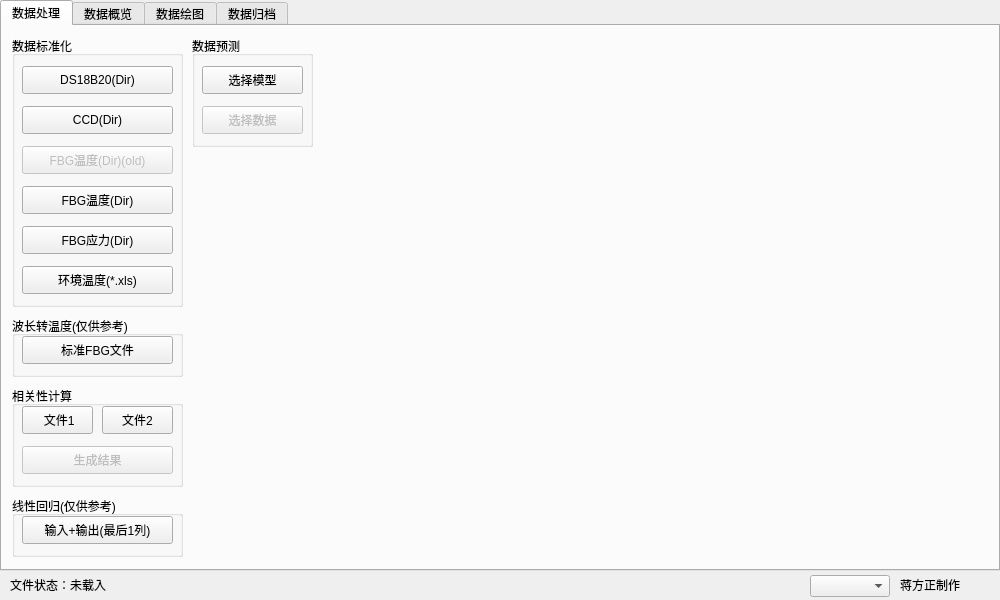
Old version of the form mainwindow.ui in the repository jiangfangzheng/JfzDataLab.
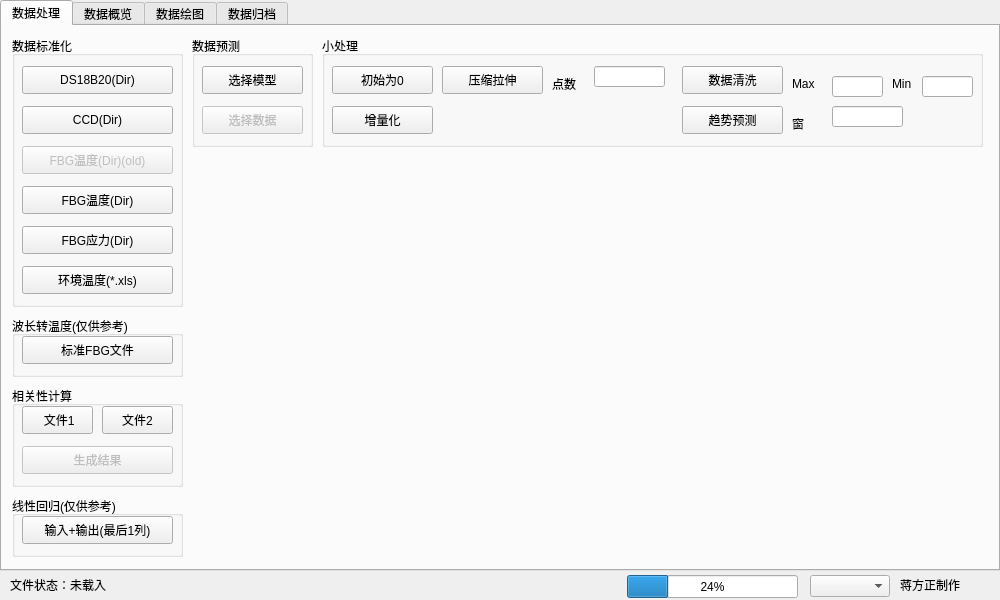
New version of the form. Custom widgets are drawn as their Qt base class.

Commit message: 数据归零、增量化、压缩拉伸等功能

```diff
--- a/mainwindow.ui
+++ b/mainwindow.ui
@@ -285,6 +285,176 @@
        </property>
       </widget>
      </widget>
+     <widget class="QGroupBox" name="groupBox_16">
+      <property name="geometry">
+       <rect>
+        <x>320</x>
+        <y>10</y>
+        <width>661</width>
+        <height>111</height>
+       </rect>
+      </property>
+      <property name="title">
+       <string>小处理</string>
+      </property>
+      <widget class="QPushButton" name="pushButton_DataZero">
+       <property name="geometry">
+        <rect>
+         <x>10</x>
+         <y>30</y>
+         <width>101</width>
+         <height>28</height>
+        </rect>
+       </property>
+       <property name="text">
+        <string>初始为0</string>
+       </property>
+      </widget>
+      <widget class="QPushButton" name="pushButton_DataDelta">
+       <property name="geometry">
+        <rect>
+         <x>10</x>
+         <y>70</y>
+         <width>101</width>
+         <height>28</height>
+        </rect>
+       </property>
+       <property name="text">
+        <string>增量化</string>
+       </property>
+      </widget>
+      <widget class="QPushButton" name="pushButton_DataSampling">
+       <property name="geometry">
+        <rect>
+         <x>120</x>
+         <y>30</y>
+         <width>101</width>
+         <height>28</height>
+        </rect>
+       </property>
+       <property name="text">
+        <string>压缩拉伸</string>
+       </property>
+      </widget>
+      <widget class="QPushButton" name="pushButton_DataTendency">
+       <property name="geometry">
+        <rect>
+         <x>360</x>
+         <y>70</y>
+         <width>101</width>
+         <height>28</height>
+        </rect>
+       </property>
+       <property name="text">
+        <string>趋势预测</string>
+       </property>
+      </widget>
+      <widget class="QPushButton" name="pushButton_DataClean">
+       <property name="geometry">
+        <rect>
+         <x>360</x>
+         <y>30</y>
+         <width>101</width>
+         <height>28</height>
+        </rect>
+       </property>
+       <property name="text">
+        <string>数据清洗</string>
+       </property>
+      </widget>
+      <widget class="QLineEdit" name="lineEdit_DataSampling">
+       <property name="geometry">
+        <rect>
+         <x>272</x>
+         <y>30</y>
+         <width>71</width>
+         <height>21</height>
+        </rect>
+       </property>
+      </widget>
+      <widget class="QLineEdit" name="lineEdit_DataWindow">
+       <property name="geometry">
+        <rect>
+         <x>510</x>
+         <y>70</y>
+         <width>71</width>
+         <height>21</height>
+        </rect>
+       </property>
+      </widget>
+      <widget class="QLabel" name="label_11">
+       <property name="geometry">
+        <rect>
+         <x>230</x>
+         <y>40</y>
+         <width>41</width>
+         <height>16</height>
+        </rect>
+       </property>
+       <property name="text">
+        <string>点数</string>
+       </property>
+      </widget>
+      <widget class="QLabel" name="label_12">
+       <property name="geometry">
+        <rect>
+         <x>470</x>
+         <y>80</y>
+         <width>41</width>
+         <height>16</height>
+        </rect>
+       </property>
+       <property name="text">
+        <string>窗</string>
+       </property>
+      </widget>
+      <widget class="QLineEdit" name="lineEdit_DataCleanMax">
+       <property name="geometry">
+        <rect>
+         <x>510</x>
+         <y>40</y>
+         <width>51</width>
+         <height>21</height>
+        </rect>
+       </property>
+      </widget>
+      <widget class="QLineEdit" name="lineEdit_DataCleanMin">
+       <property name="geometry">
+        <rect>
+         <x>600</x>
+         <y>40</y>
+         <width>51</width>
+         <height>21</height>
+        </rect>
+       </property>
+      </widget>
+      <widget class="QLabel" name="label_13">
+       <property name="geometry">
+        <rect>
+         <x>470</x>
+         <y>40</y>
+         <width>41</width>
+         <height>16</height>
+        </rect>
+       </property>
+       <property name="text">
+        <string>Max</string>
+       </property>
+      </widget>
+      <widget class="QLabel" name="label_14">
+       <property name="geometry">
+        <rect>
+         <x>570</x>
+         <y>40</y>
+         <width>41</width>
+         <height>16</height>
+        </rect>
+       </property>
+       <property name="text">
+        <string>Min</string>
+       </property>
+      </widget>
+     </widget>
     </widget>
     <widget class="QWidget" name="tab">
      <attribute name="title">
@@ -916,7 +1086,7 @@
      <rect>
       <x>10</x>
       <y>575</y>
-      <width>761</width>
+      <width>611</width>
       <height>20</height>
      </rect>
     </property>
@@ -934,6 +1104,22 @@
      </rect>
     </property>
    </widget>
+   <widget class="QProgressBar" name="progressBar">
+    <property name="geometry">
+     <rect>
+      <x>627</x>
+      <y>575</y>
+      <width>171</width>
+      <height>23</height>
+     </rect>
+    </property>
+    <property name="value">
+     <number>24</number>
+    </property>
+    <property name="textVisible">
+     <bool>true</bool>
+    </property>
+   </widget>
   </widget>
  </widget>
  <layoutdefault spacing="6" margin="11"/>
```
The commit also changes 20 other files.
